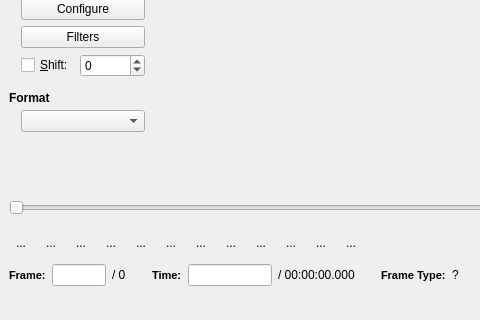
This is branches/avidemux_2.4_branch/avidemux/ADM_userInterfaces/ADM_QT4/ADM_gui/gui2.ui in BackupTheBerlios/avidemux-svn as Qt 5 draws it before an edit; both pictures show x 0 to 480 and y 217 to 537 of the 797 by 537 pixel window. The edited form follows.
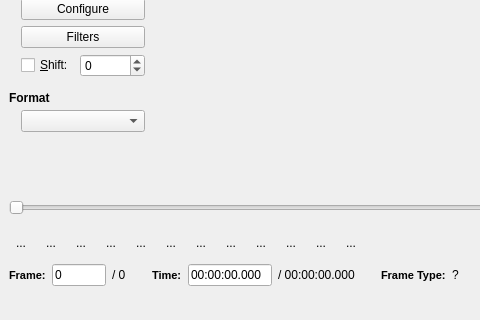
This is the edited form. Icons and pictures are not drawn. Custom widgets are drawn as their Qt base class.

```diff
--- a/branches/avidemux_2.4_branch/avidemux/ADM_userInterfaces/ADM_QT4/ADM_gui/gui2.ui
+++ b/branches/avidemux_2.4_branch/avidemux/ADM_userInterfaces/ADM_QT4/ADM_gui/gui2.ui
@@ -911,6 +911,9 @@
               <height>0</height>
              </size>
             </property>
+            <property name="text" >
+             <string>0</string>
+            </property>
             <property name="maxLength" >
              <number>8</number>
             </property>
@@ -995,6 +998,9 @@
               <height>16777215</height>
              </size>
             </property>
+            <property name="text" >
+             <string>00:00:00.000</string>
+            </property>
             <property name="maxLength" >
              <number>12</number>
             </property>
```
Left out of the diff: 2 changed lines with no effect on the pictures.
